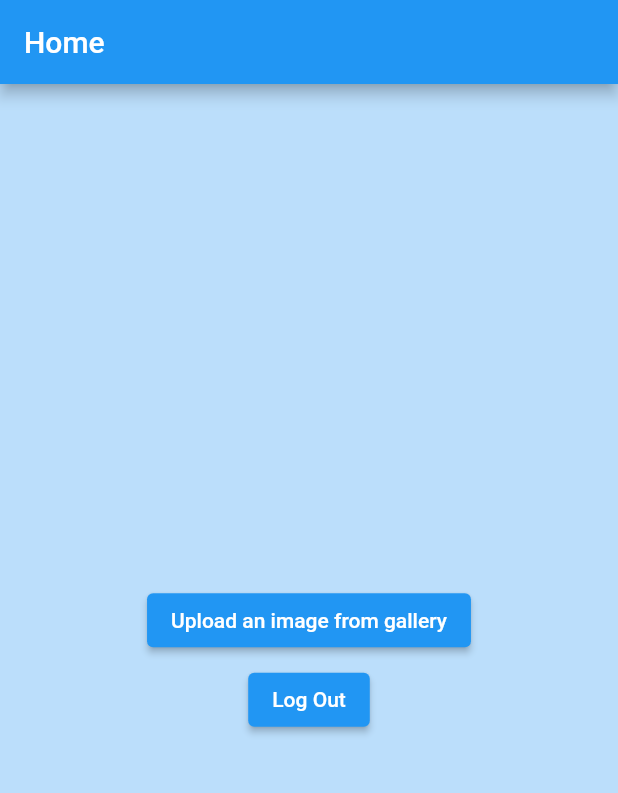
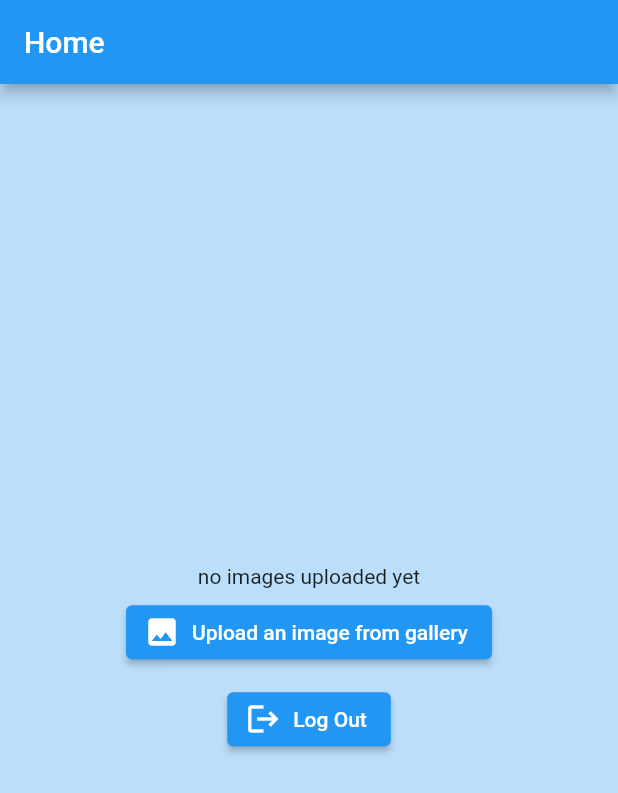
Before and after one commit to MichaelRinglein/CloudGallery, a Flutter app: the screen it shows once a user with an empty profile is signed in, on a phone screen of 412 x 824 dp. Shown: the top 793 px of the screen. Run offline on Flutter 3.47's test engine with Material 2 defaults, Android fonts, the phone set to English and light mode, and no system bars; our stand-ins replace cloud_firestore, firebase_auth, firebase_core, firebase_storage, flutter_spinkit, google_sign_in and 1 more; accounts and stored records are empty.

Commit message:
feat: upload and retreive images from Firebase Storage

```diff
--- a/lib/database/storage.dart
+++ b/lib/database/storage.dart
@@ -1,8 +1,11 @@
 import 'dart:async';
 import 'dart:typed_data';
 import 'package:cloudgallery/database/auth.dart';
+import 'package:cloudgallery/global/loading.dart';
 import 'package:firebase_auth/firebase_auth.dart';
 import 'package:firebase_storage/firebase_storage.dart' as firebase_storage;
+import 'package:cloud_firestore/cloud_firestore.dart';
+import 'package:flutter/cupertino.dart';
 import 'package:image_picker/image_picker.dart';
 import 'package:provider/provider.dart';
 
@@ -10,24 +13,44 @@ class StorageServices {
   final firebase_storage.FirebaseStorage _storage =
       firebase_storage.FirebaseStorage.instanceFor(
           bucket: 'gs://cloudgallery-strawanzer.appspot.com');
-  //final FirebaseAuth _auth = FirebaseAuth.instance;
+  final CollectionReference _reference =
+      FirebaseFirestore.instance.collection('images');
 
   Future<void> uploadImageToFirebase(XFile imageFile, User user) async {
-    //String user = 'mvexC64DasgnwHNG6jl4PFZGa8x2';
-    //isUserLoggedIn = user;
-    //User? user;
-    print('user is $user');
-
     String fileName = imageFile.name;
     String filePath = 'images/${user.uid}/$fileName';
+    String referencePath = 'images/${user.uid}/$fileName';
     Uint8List imageFileUpload = await imageFile.readAsBytes();
 
     try {
+      //save the actual image to Firebase Storage
       await _storage.ref().child(filePath).putData(imageFileUpload,
           firebase_storage.SettableMetadata(contentType: 'image/jpeg'));
+      //save the reference of the image to Firebase Firestore
+      await _reference.doc(user.uid).set({'fileName': fileName});
     } catch (e) {
-      print('error while uploading to storage:');
+      print('error while uploadImageToFirebase:');
       print(e.toString());
     }
   }
+
+  Future<List> getDownloadURLS(User user) async {
+    String filePath = 'images/${user.uid}';
+    final List downloadURLs = [];
+    final firebase_storage.ListResult result =
+        await _storage.ref().child(filePath).listAll();
+
+    for (var i in result.items) {
+      downloadURLs.add(await i.getDownloadURL());
+    }
+
+    print('getDownloadURLS() fired');
+    print('downloadURLs are $downloadURLs');
+
+    return downloadURLs;
+  }
+
+  Stream<DocumentSnapshot> getDownloadURLStream(User user) {
+    return _reference.doc(user.uid).snapshots();
+  }
 }
--- a/lib/home.dart
+++ b/lib/home.dart
@@ -1,8 +1,11 @@
 import 'package:cloudgallery/database/auth.dart';
 import 'package:cloudgallery/global/design.dart';
 import 'package:cloudgallery/image_pick.dart';
+import 'package:cloudgallery/show_images.dart';
+import 'package:firebase_auth/firebase_auth.dart';
 import 'package:flutter/foundation.dart';
 import 'package:flutter/material.dart';
+import 'package:provider/provider.dart';
 
 class Home extends StatelessWidget {
   Home({Key? key}) : super(key: key);
@@ -10,6 +13,7 @@ class Home extends StatelessWidget {
 
   @override
   Widget build(BuildContext context) {
+    final user = Provider.of<User?>(context);
     return Scaffold(
       backgroundColor: backgroundColorPage,
       appBar: AppBar(
@@ -21,12 +25,19 @@ class Home extends StatelessWidget {
         mainAxisAlignment: MainAxisAlignment.center,
         crossAxisAlignment: CrossAxisAlignment.center,
         children: [
+          ShowImages(
+            user: user,
+          ),
+          const SizedBox(
+            height: heightSizedBox,
+          ),
           const ImagePick(),
           const SizedBox(
             height: heightSizedBox,
           ),
-          ElevatedButton(
-            child: const Text('Log Out',
+          ElevatedButton.icon(
+            icon: const Icon(Icons.logout),
+            label: const Text('Log Out',
                 style: TextStyle(
                   color: textColorButtonPrimary,
                 )),
--- a/lib/image_pick.dart
+++ b/lib/image_pick.dart
@@ -58,8 +58,9 @@ class _ImagePickState extends State<ImagePick> {
               child: Column(
                 mainAxisAlignment: MainAxisAlignment.center,
                 children: <Widget>[
-                  ElevatedButton(
-                    child: const Text(
+                  ElevatedButton.icon(
+                    icon: const Icon(Icons.image),
+                    label: const Text(
                       "Upload an image from gallery",
                       style: TextStyle(
                         color: textColorButtonPrimary,
@@ -71,6 +72,9 @@ class _ImagePickState extends State<ImagePick> {
                     onPressed: () {
                       uploadFromGallery();
                     },
+                  ),
+                  const SizedBox(
+                    height: heightSizedBox,
                   ),
                 ],
               ),
@@ -94,8 +98,11 @@ class _ImagePickState extends State<ImagePick> {
                   const SizedBox(
                     height: heightSizedBox,
                   ),
-                  ElevatedButton(
-                    child: const Text(
+                  Row(
+                    children: [
+                      ElevatedButton.icon(
+                        icon: Icon(Icons.image),
+                        label: const Text(
                           "Upload another image from gallery",
                           style: TextStyle(
                             color: textColorButtonPrimary,
@@ -108,9 +115,9 @@ class _ImagePickState extends State<ImagePick> {
                           uploadFromGallery();
                         },
                       ),
-                  const SizedBox(height: heightSizedBox),
-                  OutlinedButton(
-                    child: const Text(
+                      OutlinedButton.icon(
+                        icon: const Icon(Icons.delete),
+                        label: const Text(
                           "Delete this image",
                           style: TextStyle(
                             color: textColorButtonSecondary,
@@ -123,11 +130,15 @@ class _ImagePickState extends State<ImagePick> {
                           deletePickedImage();
                         },
                       ),
+                    ],
+                  ),
+                  const SizedBox(height: heightSizedBox),
                   const SizedBox(
                     height: heightSizedBox,
                   ),
-                  ElevatedButton(
-                    child: const Text(
+                  ElevatedButton.icon(
+                    icon: const Icon(Icons.cloud_upload),
+                    label: const Text(
                       "Upload this image to Firebase Storage",
                       style: TextStyle(
                         color: textColorButtonPrimary,
@@ -136,9 +147,10 @@ class _ImagePickState extends State<ImagePick> {
                     style: ElevatedButton.styleFrom(
                       primary: backgroundColorButtonPrimary,
                     ),
-                    onPressed: () {
-                      _storageServices.uploadImageToFirebase(
+                    onPressed: () async {
+                      await _storageServices.uploadImageToFirebase(
                           pickedFile!, user!);
+                      deletePickedImage();
                     },
                   ),
                 ],
--- a/lib/main.dart
+++ b/lib/main.dart
@@ -1,6 +1,5 @@
 import 'package:cloudgallery/auth/sign_in.dart';
 import 'package:cloudgallery/database/auth.dart';
-import 'package:cloudgallery/global/loading.dart';
 import 'package:cloudgallery/wrapper.dart';
 import 'package:firebase_core/firebase_core.dart';
 import 'package:flutter/material.dart';
--- /dev/null
+++ b/lib/show_images.dart
@@ -0,0 +1,91 @@
+import 'package:cloud_firestore/cloud_firestore.dart';
+import 'package:cloudgallery/database/storage.dart';
+import 'package:cloudgallery/global/design.dart';
+import 'package:cloudgallery/global/loading.dart';
+import 'package:firebase_auth/firebase_auth.dart';
+import 'package:flutter/material.dart';
+
+class ShowImages extends StatelessWidget {
+  User? user;
+  ShowImages({Key? key, this.user}) : super(key: key);
+
+  @override
+  Widget build(BuildContext context) {
+    final StorageServices _storageServices = StorageServices();
+
+    //final user = Provider.of<User?>(context);
+
+    return user != null
+        ? Container(
+            child: Column(
+            children: [
+              StreamBuilder<DocumentSnapshot>(
+                  stream: _storageServices.getDownloadURLStream(user!),
+                  builder: (context, snapshot) {
+                    if (snapshot.hasError) {
+                      return const Text('something went wrong');
+                    }
+                    if (snapshot.connectionState == ConnectionState.waiting) {
+                      return Loading();
+                    }
+                    return FutureBuilder<List>(
+                        future: _storageServices.getDownloadURLS(user!),
+                        builder: (context, snapshot) {
+                          switch (snapshot.connectionState) {
+                            case ConnectionState.waiting:
+                              return Loading();
+                            case ConnectionState.none:
+                              return const Text('Error occured');
+                            case ConnectionState.done:
+                              return Container(
+                                alignment: Alignment.center,
+                                child: Column(
+                                  children: [
+                                    snapshot.data!.isNotEmpty
+                                        ? ListView.builder(
+                                            shrinkWrap: true,
+                                            //itemCount: snapshot.data.docs.length,
+                                            itemCount: snapshot.data!.length,
+                                            itemBuilder: (BuildContext context,
+                                                int index) {
+                                              return ListTile(
+                                                contentPadding:
+                                                    EdgeInsets.all(8.0),
+                                                //title: Text('Image $index'),
+                                                leading: Image.network(
+                                                    snapshot.data!
+                                                        .elementAt(index),
+                                                    fit: BoxFit.fill),
+                                              );
+                                            })
+                                        : const Text('no images uploaded yet'),
+                                  ],
+                                ),
+                              );
+                            default:
+                              return Loading();
+                          }
+                        });
+                  }),
+              /*
+              ElevatedButton.icon(
+                icon: const Icon(Icons.cloud_download),
+                label: const Text(
+                  "Get Images from cloud",
+                  style: TextStyle(
+                    color: textColorButtonPrimary,
+                  ),
+                ),
+                style: ElevatedButton.styleFrom(
+                  primary: backgroundColorButtonPrimary,
+                ),
+                onPressed: () {
+                  _storageServices.getDownloadURLS(user!);
+                },
+              ),
+              */
+            ],
+          ))
+        : Container();
+  }
+}
--- a/pubspec.yaml
+++ b/pubspec.yaml
@@ -15,7 +15,7 @@ publish_to: 'none' # Remove this line if you wish to publish to pub.dev
 # In iOS, build-name is used as CFBundleShortVersionString while build-number used as CFBundleVersion.
 # Read more about iOS versioning at
 # https://developer.apple.com/library/archive/documentation/General/Reference/InfoPlistKeyReference/Articles/CoreFoundationKeys.html
-version: 1.1.0+10
+version: 1.1.1+11
 
 environment:
   sdk: ">=2.12.0 <3.0.0"
@@ -39,11 +39,13 @@ dependencies:
   firebase_core: ^1.4.0
   firebase_auth: ^3.0.1
   google_sign_in: ^5.0.7
+  cloud_firestore: ^2.5.3
   firebase_storage: ^10.0.3
   path_provider: ^2.0.5
   flutter_spinkit: ^5.0.0
   provider: ^5.0.0
   image_picker: ^0.8.4+2
+
 
 dev_dependencies:
   flutter_test:
```
Also changed, not shown: pubspec.lock, 1 other file. Lines whose indentation alone changed are shown as unchanged.
